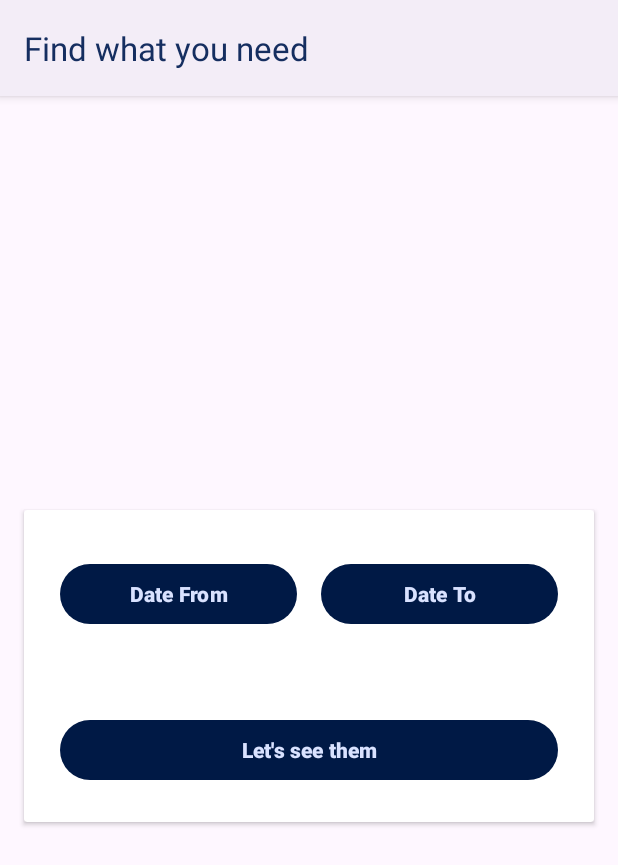
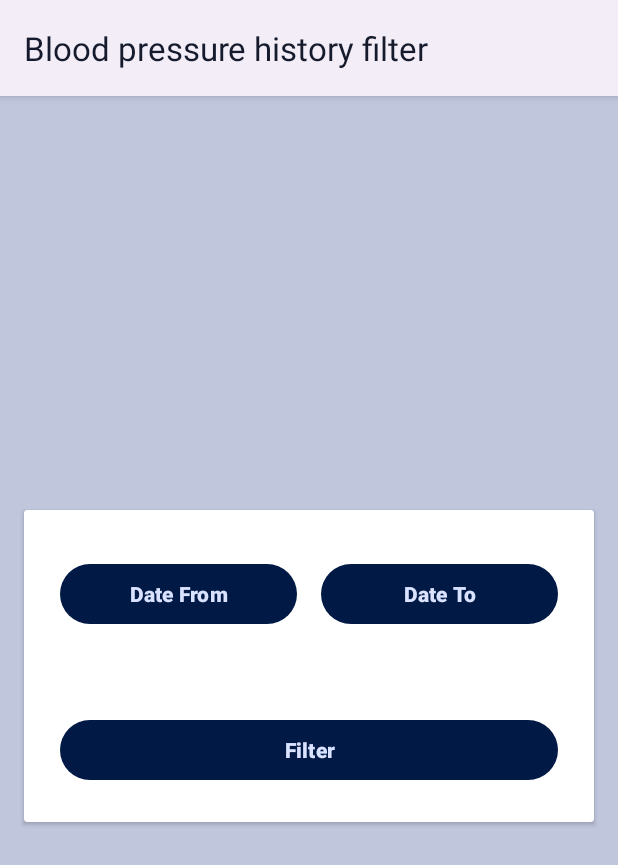
Before and after one commit to huba79/BPRegister, an Android app: the FilterActivity screen opened directly, with no data from a screen before it, on a phone screen of 412 x 824 dp. Shown: the top 865 px of the screen. Run offline under Robolectric (Android 15) with nearby library versions, the phone set to English and light mode, and no system bars.

Commit message:
History finished

```diff
--- a/app/build.gradle.kts
+++ b/app/build.gradle.kts
@@ -11,6 +11,7 @@ android {
     defaultConfig {
         applicationId = "com.example.bpregister"
         minSdk = 29
+        //noinspection OldTargetApi
         targetSdk = 33
         versionCode = 1
         versionName = "1.0"
@@ -48,8 +49,8 @@ dependencies {
     implementation("androidx.appcompat:appcompat:1.6.1")
     implementation("com.google.android.material:material:1.9.0")
     implementation("androidx.constraintlayout:constraintlayout:2.1.4")
-    implementation("androidx.navigation:navigation-fragment-ktx:2.7.0")
-    implementation("androidx.navigation:navigation-ui-ktx:2.7.0")
+//    implementation("androidx.navigation:navigation-fragment-ktx:2.7.1")
+//    implementation("androidx.navigation:navigation-ui-ktx:2.7.1")
     testImplementation("junit:junit:4.13.2")
     androidTestImplementation("androidx.test.ext:junit:1.1.5")
     androidTestImplementation("androidx.test.espresso:espresso-core:3.5.1")
--- a/app/src/main/java/com/example/bpregister/MainActivity.kt
+++ b/app/src/main/java/com/example/bpregister/MainActivity.kt
@@ -47,8 +47,8 @@ class MainActivity : AppCompatActivity() {
             val pickerDialog = DatePickerDialog(this,
                 { _, pYear, pMonth, pDay ->
                     run {
-                        datePickerButton.text = DateUtils.toDisplayableDate(pYear,pMonth,pDay)
-                        selectedDate =LocalDateTime.of(pYear,pMonth,pDay,0,0)
+                        datePickerButton.text = DateUtils.toDisplayableDate(pYear,pMonth+1,pDay)
+                        selectedDate =LocalDateTime.of(pYear,pMonth+1,pDay,0,0)
                         Log.d("date","date: $selectedDate was selected...")
                     }
                 }, year, month, day
--- a/app/src/main/java/com/example/bpregister/domain/Criteria.kt
+++ b/app/src/main/java/com/example/bpregister/domain/Criteria.kt
@@ -15,4 +15,9 @@ data class Criteria(var dateFrom: LocalDateTime?, var dateTo:LocalDateTime?) {
         }
         return this
     }
+    fun clear():Criteria {
+        dateFrom=null
+        dateTo=null
+        return this
+    }
 }
--- a/app/src/main/java/com/example/bpregister/ui/FilterActivity.kt
+++ b/app/src/main/java/com/example/bpregister/ui/FilterActivity.kt
@@ -12,15 +12,16 @@ import com.example.bpregister.domain.BPItem
 import com.example.bpregister.domain.BPRepository
 import com.example.bpregister.domain.Criteria
 import com.example.bpregister.utils.DateUtils
-import java.io.Serializable
 import java.time.LocalDateTime
 
 class FilterActivity : AppCompatActivity() {
 
     private lateinit var binding: ActivityFilterBinding
-    private lateinit var fromDate:LocalDateTime
-    private lateinit var toDate:LocalDateTime
+    private var fromDate:LocalDateTime? = null
+    private var toDate:LocalDateTime? = null
     private  var results:ArrayList<BPItem> = ArrayList()
+    val criteria = Criteria(null,null)
+
     override fun onCreate(savedInstanceState: Bundle?) {
         super.onCreate(savedInstanceState)
 
@@ -41,11 +42,6 @@ class FilterActivity : AppCompatActivity() {
         val defaultFromDay = calendar.get(Calendar.DAY_OF_MONTH)
         val defaultToDay = calendar.get(Calendar.DAY_OF_MONTH)
 
-        fromDate=LocalDateTime.of(defaultFromYear, defaultFromMonth,defaultFromDay,0,0,0)
-        toDate=LocalDateTime.of(defaultToYear, defaultToMonth,defaultToDay,0,0)
-
-        val criteria = Criteria(null,null)
-
         dateFromButton.text= getString(R.string.date_picker_from_caption)
         dateToButton.text= getString(R.string.date_picker_to_caption)
 
@@ -56,7 +52,7 @@ class FilterActivity : AppCompatActivity() {
                 { _, pYear, pMonth, pDay ->
                     run {
                         dateFromButton.text = DateUtils.toDisplayableDate(pYear,pMonth,pDay)
-                        criteria.dateFrom=LocalDateTime.of(pYear,pMonth,pDay,0,0)
+                        criteria.dateFrom=LocalDateTime.of(pYear,pMonth+1,pDay,0,0)
                     }
                 }, defaultFromYear, defaultFromMonth, defaultFromDay
             )
@@ -68,7 +64,7 @@ class FilterActivity : AppCompatActivity() {
                 { _, pYear, pMonth, pDay ->
                     run {
                         dateToButton.text = DateUtils.toDisplayableDate(pYear,pMonth,pDay)
-                        criteria.dateTo=LocalDateTime.of(pYear,pMonth,pDay,0,0)
+                        criteria.dateTo=LocalDateTime.of(pYear,pMonth+1,pDay,0,0)
                     }
                 }, defaultToYear, defaultToMonth, defaultToDay
             )
@@ -77,15 +73,18 @@ class FilterActivity : AppCompatActivity() {
 
         binding.doFilterButton.setOnClickListener {
             results = BPRepository.readFromFile(applicationContext)
-            if(criteria.dateFrom!=null && criteria.dateTo!=null) {
+
+            if((criteria.dateFrom!=null && criteria.dateTo!=null)) {
                 if(criteria.dateFrom!!.isAfter(criteria.dateTo!!)   ) {
                     Log.d("date","normalizing criteria...")
                     criteria.normalize()
                 }
+            }
 
-            }
             val filteredResults = BPRepository.filterResults(results, criteria)
-            Log.d("results","before sending...$filteredResults")
+            Log.d("results","unfiltered: $results")
+            Log.d("results","criteria: $criteria")
+            Log.d("results","Filtered, before sending...$filteredResults")
             val intent = Intent(this@FilterActivity,ResultListActivity::class.java)
             intent.putExtra("results", filteredResults)
             startActivity(intent)
@@ -95,5 +94,12 @@ class FilterActivity : AppCompatActivity() {
 
     }
 
-
+    override fun onStart() {
+        super.onStart()
+        binding.selectDateFromButton.text= getString(R.string.date_picker_from_caption)
+        binding.selectDateToButton.text= getString(R.string.date_picker_to_caption)
+        fromDate = null
+        toDate= null
+        criteria.clear()
+    }
 }
--- a/app/src/main/java/com/example/bpregister/ui/ResultsAdapter.kt
+++ b/app/src/main/java/com/example/bpregister/ui/ResultsAdapter.kt
@@ -6,7 +6,6 @@ import android.view.LayoutInflater
 import android.view.ViewGroup
 import androidx.recyclerview.widget.RecyclerView
 import androidx.recyclerview.widget.RecyclerView.Adapter
-import com.example.bpregister.R
 import com.example.bpregister.databinding.ItemCardBinding
 import com.example.bpregister.domain.BPItem
 import com.example.bpregister.utils.DateUtils
@@ -18,7 +17,7 @@ class ResultsAdapter(private val context: Context, private val bpDataList: List<
 
     override fun onCreateViewHolder(parent: ViewGroup, viewType: Int): ViewHolder {
         Log.d("adapter","onCreate")
-        var binding = ItemCardBinding.inflate(LayoutInflater.from(parent.context), parent, false)
+        val binding = ItemCardBinding.inflate(LayoutInflater.from(parent.context), parent, false)
         return ViewHolder(binding)
     }
     override fun getItemCount(): Int {
@@ -26,12 +25,11 @@ class ResultsAdapter(private val context: Context, private val bpDataList: List<
     }
     override fun onBindViewHolder(holder: ViewHolder, position: Int) {
         Log.d("adapter","onBind $position")
-        val itemBinding = ItemCardBinding.inflate(LayoutInflater.from(context))
         val item = bpDataList[position]
 
         holder.itemBinding.sistholicListItemView.text= item.sistholic.toString()
         holder.itemBinding.diastholicListItemView.text=item.diastholic.toString()
         holder.itemBinding.dateListItemView.text=DateUtils.toDisplayableDate(item.localDate.year,item.localDate.monthValue,item.localDate.dayOfMonth)
-        holder.itemBinding.timeListItemView.text=context.getString(R.string.time_visual_formatter,item.localTime.hour,item.localTime.minute)
+        holder.itemBinding.timeListItemView.text=DateUtils.toDisplayableTime(item.localTime.hour, item.localTime.minute)
     }
 }
--- a/app/src/main/res/values-night/themes.xml
+++ b/app/src/main/res/values-night/themes.xml
@@ -1,43 +1,41 @@
 <resources>
     <!-- Night theme. -->
-    <style name="Base.Theme.BPRegister" parent="Theme.Material3.DayNight">
+    <style name="Base.Theme.BPRegister" parent="Theme.Material3.Dark">
 
-        <item name="colorPrimary">@color/material_dynamic_primary80</item>
-        <item name="colorPrimaryVariant">@color/material_dynamic_primary90</item>
+        <item name="colorPrimary">@color/material_dynamic_primary90</item>
+        <item name="colorPrimaryVariant">@color/material_dynamic_primary30</item>
         <item name="colorOnPrimary">@color/material_dynamic_primary10</item>
 
-        <item name="colorSecondary">@color/material_dynamic_secondary40</item>
+        <item name="colorSecondary">@color/material_dynamic_secondary90</item>
         <item name="colorSecondaryVariant">@color/material_dynamic_secondary30</item>
-        <item name="colorOnSecondary">@color/material_dynamic_secondary90</item>
+        <item name="colorOnSecondary">@color/material_dynamic_secondary10</item>
 
 <!--        <item name="colorSurfaceContainerLowest">@color/material_dynamic_neutral90</item>-->
-        <item name="colorSurface">@color/material_dynamic_neutral60</item>
-        <item name="colorOnSurface">@color/material_dynamic_primary10</item>
+        <item name="colorSurface">@color/material_dynamic_secondary10</item>
+        <item name="colorOnSurface">@color/material_dynamic_secondary90</item>
+        <item name="colorSurfaceVariant">@color/material_dynamic_secondary60</item>
 
+        <item name="colorContainer">@color/material_dynamic_tertiary30</item>
+        <item name="colorOnContainer">@color/material_dynamic_tertiary70</item>
 
-        <item name="colorContainer">@color/material_dynamic_primary80</item>
-        <item name="colorOnContainer">@color/material_dynamic_primary10</item>
-        <item name="colorOnSecondaryContainer">@color/material_dynamic_secondary30</item>
-        <item name="colorOnTertiaryContainer">@color/material_dynamic_tertiary20</item>
-
-        <item name="colorBackgroundFloating">@color/material_dynamic_tertiary50</item>
-        <item name="colorOnBackground">@color/material_dynamic_secondary80</item>
+        <item name="colorBackgroundFloating">@color/material_dynamic_primary20</item>
+        <item name="android:colorBackground">@color/material_dynamic_primary30</item>
+        <item name="colorOnBackground">@color/material_dynamic_primary90</item>
 
         <item name="colorError">@color/design_default_color_error</item>
         <item name="colorOnError">@color/material_dynamic_primary90</item>
     </style>
 
-    <style name="Theme.BPRegister" parent="Base.Theme.BPRegister">
-        <item name="android:navigationBarColor">@android:color/transparent</item>
-    </style>
+<!--    <style name="Theme.BPRegister" parent="Base.Theme.BPRegister">-->
+<!--        <item name="android:navigationBarColor">@android:color/transparent</item>-->
+<!--    </style>-->
 
-    <style name="Theme.BPRegister.NoActionBar">
-        <item name="windowActionBar">false</item>
-        <item name="windowNoTitle">true</item>
-    </style>
+<!--    <style name="Theme.BPRegister.NoActionBar">-->
+<!--        <item name="windowActionBar">false</item>-->
+<!--        <item name="windowNoTitle">true</item>-->
+<!--    </style>-->
 
+<!--    <style name="Theme.BPRegister.AppBarOverlay" parent="ThemeOverlay.Material3.DynamicColors.Dark" />-->
 
-    <style name="Theme.BPRegister.AppBarOverlay" parent="ThemeOverlay.Material3.DynamicColors.Dark" />
-
-    <style name="Theme.BPRegister.PopupOverlay" parent="ThemeOverlay.Material3.Dark" />
+<!--    <style name="Theme.BPRegister.PopupOverlay" parent="ThemeOverlay.Material3.Dark" />-->
 </resources>
--- a/app/src/main/res/values/strings.xml
+++ b/app/src/main/res/values/strings.xml
@@ -2,7 +2,7 @@
     <string name="app_name">Bibizz BP register</string>
     <string name="title_activity_bp_list">Blood pressure hirstorical data</string>
     <string name="action_settings">Settings</string>
-    <string name="title_activity_filter">Find what you need</string>
+    <string name="title_activity_filter">Blood pressure history filter</string>
     <string name="next">Next</string>
     <string name="previous">Previous</string>
 
@@ -134,7 +134,7 @@
     </string>
     <string name="greeting_message">Bibizz blood pressure register</string>
     <string name="registration_card_title">Enter your blood pressure reading</string>
-    <string name="button_do_filter">Let\'s see them</string>
+    <string name="button_do_filter">Filter</string>
     <string name="label_sistholic">Sistholic</string>
     <string name="label_diastholic">Diastholic</string>
     <string name="button_save">Save</string>
@@ -155,4 +155,5 @@
     <string name="at" translatable="false">\@</string>
     <string name="label_date">Date</string>
     <string name="label_time">Time</string>
+    <string name="ekg_content_description">EKG image</string>
 </resources>
--- a/app/src/main/res/values/themes.xml
+++ b/app/src/main/res/values/themes.xml
@@ -1,30 +1,32 @@
 <resources>
     <!-- App base theme. -->
-    <style name="Base.Theme.BPRegister" parent="Theme.Material3.DayNight">
+    <style name="Base.Theme.BPRegister" parent="Theme.Material3.Light">
         <!-- Customize your light theme here. -->
         <item name="colorPrimary">@color/material_dynamic_primary10</item>
         <item name="colorPrimaryVariant">@color/material_dynamic_primary30</item>
         <item name="colorOnPrimary">@color/material_dynamic_primary90</item>
-        <item name="colorOnPrimaryContainer">@color/material_on_surface_disabled</item>
+        <item name="colorOnPrimaryContainer">@color/material_dynamic_primary50</item>
 
         <item name="colorSecondary">@color/material_dynamic_secondary10</item>
         <item name="colorSecondaryVariant">@color/material_dynamic_secondary30</item>
         <item name="colorOnSecondary">@color/material_dynamic_secondary90</item>
-        <item name="colorSecondaryContainer">@color/material_on_surface_disabled</item>
+        <item name="colorSecondaryContainer">@color/material_dynamic_secondary50</item>
 
         <item name="colorTertiary">@color/material_dynamic_neutral10</item>
         <item name="colorOnTertiary">@color/material_dynamic_neutral80</item>
         <item name="colorOnTertiaryContainer">@color/material_dynamic_neutral_variant30</item>
 
 <!--        <item name="colorSurfaceContainerLowest">@color/material_dynamic_neutral90</item>-->
-        <item name="colorSurface">@color/material_dynamic_neutral70</item>
-        <item name="colorOnSurface">@color/material_dynamic_primary20</item>
+        <item name="colorSurface">@color/material_dynamic_secondary90</item>
+        <item name="colorOnSurface">@color/material_dynamic_secondary10</item>
+        <item name="colorSurfaceVariant">@color/material_dynamic_secondary60</item>
 
         <item name="colorOnContainer">@color/material_dynamic_tertiary70</item>
         <item name="colorContainer">@color/material_dynamic_tertiary30</item>
 
-        <item name="colorBackgroundFloating">@color/material_dynamic_tertiary80</item>
-        <item name="colorOnBackground">@color/material_dynamic_secondary20</item>
+        <item name="colorBackgroundFloating">@color/material_dynamic_primary80</item>
+        <item name="android:colorBackground">@color/material_dynamic_secondary80</item>
+        <item name="colorOnBackground">@color/material_dynamic_primary20</item>
 
         <item name="colorError">@color/design_default_color_error</item>
         <item name="colorOnError">@color/material_dynamic_primary90</item>
@@ -38,16 +40,12 @@
         <item name="windowActionBar">false</item>
         <item name="windowNoTitle">true</item>
     </style>
-<!--not working yet-->
-    <style name="Theme.BPRegister.Toolbar" parent="Widget.Material3.Toolbar">
-        <item name="android:background">@color/material_dynamic_secondary10</item>
-        <item name="android:actionMenuTextColor">@color/material_dynamic_secondary90</item>
-    </style>
-<!---->
-<!--    <style name="Theme.Custom.Toolbar" parent="Widget.Material3.Toolbar">-->
-<!--        <item name="android:background">@color/your_color</item>-->
+<!--&lt;!&ndash;not working yet&ndash;&gt;-->
+<!--    <style name="Theme.BPRegister.Toolbar" parent="Widget.Material3.Toolbar">-->
+<!--        <item name="android:background">@color/material_dynamic_secondary10</item>-->
+<!--        <item name="android:actionMenuTextColor">@color/material_dynamic_secondary90</item>-->
 <!--    </style>-->
 
-    <style name="Theme.BPRegister.AppBarOverlay" parent="ThemeOverlay.Material3.DynamicColors.Light" />
-    <style name="Theme.BPRegister.PopupOverlay" parent="ThemeOverlay.Material3.DynamicColors.Light" />
+<!--    <style name="Theme.BPRegister.AppBarOverlay" parent="ThemeOverlay.Material3.DynamicColors.Light" />-->
+<!--    <style name="Theme.BPRegister.PopupOverlay" parent="ThemeOverlay.Material3.DynamicColors.Light" />-->
 </resources>
```
Also changed, not shown: app/src/main/java/com/example/bpregister/domain/BPRepository.kt (+29 -17 lines), app/src/main/java/com/example/bpregister/utils/DateUtils.kt (+28 -26 lines), app/src/main/res/layout/activity_main.xml (+29 -22 lines), 1 other file.
